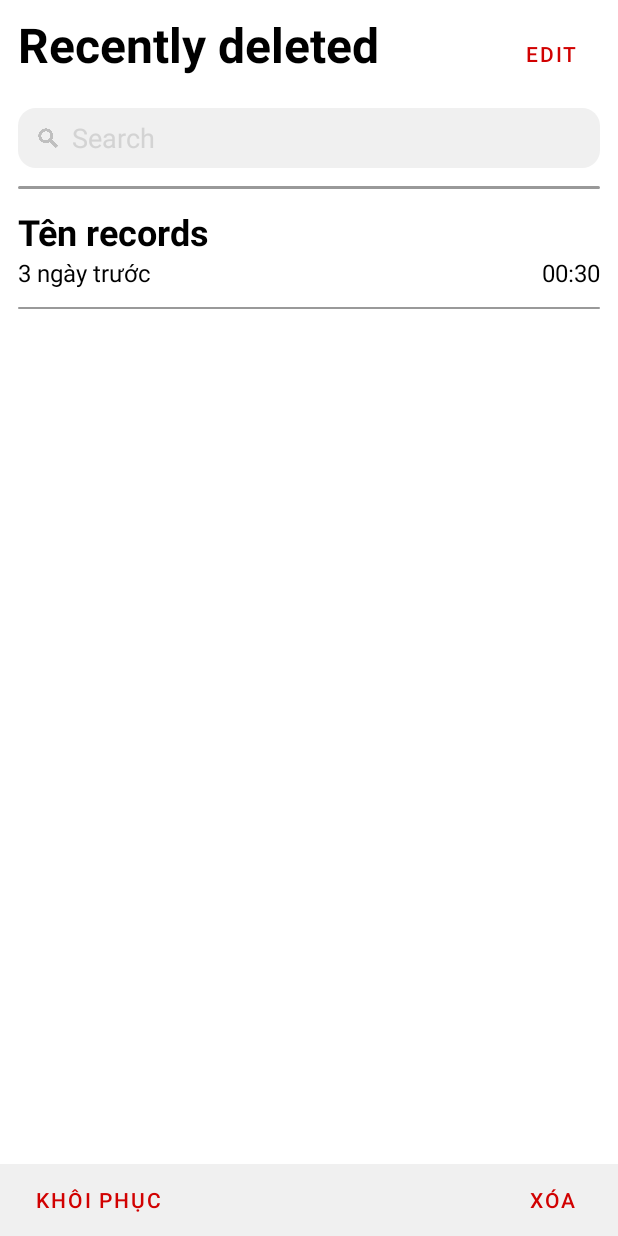
After one commit to finn-cg/VoiceRecorder, an Android app: the layout activity_deleted_records.xml on its own in the app's theme, with its tools: preview values and no code run, on a phone screen of 412 x 824 dp. The commit adds this screen. Run offline under Robolectric (Android 15) with nearby library versions, the phone set to English and light mode, and no system bars.

Commit message:
recently deleted layout

```diff
--- /dev/null
+++ b/app/src/main/java/finn/academic/voicerecorder/DeletedRecordsActivity.java
@@ -0,0 +1,14 @@
+package finn.academic.voicerecorder;
+
+import androidx.appcompat.app.AppCompatActivity;
+
+import android.os.Bundle;
+
+public class DeletedRecordsActivity extends AppCompatActivity {
+
+    @Override
+    protected void onCreate(Bundle savedInstanceState) {
+        super.onCreate(savedInstanceState);
+        setContentView(R.layout.activity_deleted_records);
+    }
+}
--- a/app/src/main/java/finn/academic/voicerecorder/MainActivity.java
+++ b/app/src/main/java/finn/academic/voicerecorder/MainActivity.java
@@ -45,7 +45,6 @@ public class MainActivity extends Activity implements View.OnClickListener {
 
         adapter = new FolderAdapter(MainActivity.this, folders, viewHolders);
         folderRecyclerView.setAdapter(adapter);
-        folderRecyclerView.setLayoutFrozen(false);
 
         allRecords.setOnClickListener(this);
         recentlyDeleted.setOnClickListener(this);
@@ -54,15 +53,18 @@ public class MainActivity extends Activity implements View.OnClickListener {
         selectBtn.setOnClickListener(new View.OnClickListener() {
             @Override
             public void onClick(View view) {
-                if (selectBtn.getText().equals(getResources().getString(R.string.edit))) {
-                    selectBtn.setText(getResources().getString(R.string.delete));
+                String txt = (String) selectBtn.getText();
+                if (txt.equals(getResources().getString(R.string.edit))) {
+                    setSelectButton();
                     selectAllLayout.setVisibility(View.VISIBLE);
                     selectAllLayout.startAnimation(AnimationUtils.loadAnimation(MainActivity.this, R.anim.select_all_enter));
                     adapter.showAllSelecting();
-                } else {
+                } else if (txt.equals(getResources().getString(R.string.cancel))) {
                     selectBtn.setText(getResources().getString(R.string.edit));
                     selectAllLayout.setVisibility(View.GONE);
                     adapter.hideAllSelecting();
+                } else {
+
                 }
             }
         });
@@ -79,6 +81,16 @@ public class MainActivity extends Activity implements View.OnClickListener {
                 }
             }
         });
+    }
+
+    public void setSelectButton() {
+        for (Folder folder : folders) {
+            if (folder.getSelected()) {
+                selectBtn.setText(getResources().getString(R.string.delete));
+                return;
+            }
+        }
+        selectBtn.setText(getResources().getString(R.string.cancel));
     }
 
     private void SetUp() {
@@ -111,7 +123,7 @@ public class MainActivity extends Activity implements View.OnClickListener {
         if (allRecords.equals(view)) {
             goToMainStream();
         } else if (recentlyDeleted.equals(view)) {
-            Toast.makeText(this, "Go to recently deleted", Toast.LENGTH_SHORT).show();
+            goToRecentlyDelete();
         } else if (addAFolder.equals(view)) {
             showAddFolderDialog();
         }
@@ -119,6 +131,10 @@ public class MainActivity extends Activity implements View.OnClickListener {
 
     private void goToMainStream() {
         startActivity(new Intent(MainActivity.this, MainStream.class));
+    }
+
+    private void goToRecentlyDelete() {
+        startActivity(new Intent(MainActivity.this, DeletedRecordsActivity.class));
     }
 
     private void showAddFolderDialog() {
--- a/app/src/main/java/finn/academic/voicerecorder/adapter/FolderAdapter.java
+++ b/app/src/main/java/finn/academic/voicerecorder/adapter/FolderAdapter.java
@@ -1,5 +1,6 @@
 package finn.academic.voicerecorder.adapter;
 
+import android.app.Activity;
 import android.app.Dialog;
 import android.content.Context;
 import android.content.Intent;
@@ -10,6 +11,7 @@ import android.view.animation.Animation;
 import android.view.animation.AnimationUtils;
 import android.widget.Button;
 import android.widget.CheckBox;
+import android.widget.CompoundButton;
 import android.widget.EditText;
 import android.widget.ImageView;
 import android.widget.LinearLayout;
@@ -65,6 +67,22 @@ public class FolderAdapter extends RecyclerView.Adapter<FolderAdapter.ViewHolder
         } else {
             holder.uncheckBox();
         }
+
+        holder.selectBox.setOnCheckedChangeListener(new CompoundButton.OnCheckedChangeListener() {
+            @Override
+            public void onCheckedChanged(CompoundButton compoundButton, boolean b) {
+                folder.setSelected(b);
+
+                Button selectBtn = ((Activity) context).findViewById(R.id.select_button);
+                for (Folder f : folders) {
+                    if (f.getSelected()) {
+                        selectBtn.setText(context.getResources().getString(R.string.delete));
+                        return;
+                    }
+                }
+                selectBtn.setText(context.getResources().getString(R.string.cancel));
+            }
+        });
     }
 
     @Override
--- /dev/null
+++ b/app/src/main/java/finn/academic/voicerecorder/adapter/RecordAdapter.java
@@ -0,0 +1,77 @@
+package finn.academic.voicerecorder.adapter;
+
+import android.app.Dialog;
+import android.content.Context;
+import android.content.Intent;
+import android.view.LayoutInflater;
+import android.view.View;
+import android.view.ViewGroup;
+import android.view.animation.Animation;
+import android.view.animation.AnimationUtils;
+import android.widget.Button;
+import android.widget.CheckBox;
+import android.widget.EditText;
+import android.widget.ImageView;
+import android.widget.LinearLayout;
+import android.widget.RelativeLayout;
+import android.widget.TextView;
+import android.widget.Toast;
+
+import androidx.annotation.NonNull;
+import androidx.recyclerview.widget.RecyclerView;
+
+import java.util.ArrayList;
+
+import finn.academic.voicerecorder.MainStream;
+import finn.academic.voicerecorder.R;
+import finn.academic.voicerecorder.model.Folder;
+import finn.academic.voicerecorder.model.Record;
+
+public class RecordAdapter extends RecyclerView.Adapter<RecordAdapter.ViewHolder> {
+    private Context context;
+    private ArrayList<Record> records;
+    private ArrayList<FolderAdapter.ViewHolder> viewHolders;
+
+    public RecordAdapter(Context context, ArrayList<Record> records, ArrayList<FolderAdapter.ViewHolder> viewHolders) {
+        this.context = context;
+        this.records = records;
+        this.viewHolders = viewHolders;
+    }
+
+    @NonNull
+    @Override
+    public ViewHolder onCreateViewHolder(@NonNull ViewGroup parent, int viewType) {
+        return new ViewHolder(
+                LayoutInflater.from(context)
+                        .inflate(R.layout.custom_recyclerview_for_records,
+                                parent, false)
+        );
+    }
+
+    @Override
+    public void onBindViewHolder(@NonNull ViewHolder holder, int position) {
+        Record record = records.get(position);
+        holder.nameRecord.setText(record.getName());
+        holder.timeRecord.setText(String.valueOf(record.timeAgo()));
+        holder.durationRecord.setText(String.valueOf(record.duration()));
+    }
+
+    @Override
+    public int getItemCount() {
+        return records.size();
+    }
+
+    public class ViewHolder extends RecyclerView.ViewHolder {
+        TextView nameRecord;
+        TextView timeRecord;
+        TextView durationRecord;
+
+        public ViewHolder(@NonNull View recordView) {
+            super(recordView);
+
+            nameRecord = recordView.findViewById(R.id.nameRecord);
+            timeRecord = recordView.findViewById(R.id.timeRecord);
+            durationRecord = recordView.findViewById(R.id.durationRecord);
+        }
+    }
+}
--- /dev/null
+++ b/app/src/main/res/drawable/custom_search_bar.xml
@@ -0,0 +1,9 @@
+<?xml version="1.0" encoding="utf-8"?>
+<shape xmlns:android="http://schemas.android.com/apk/res/android"
+    android:shape="rectangle">
+
+    <solid android:color="@color/main_theme"/>
+
+    <corners android:radius="12dp"/>
+
+</shape>
--- /dev/null
+++ b/app/src/main/res/layout/activity_deleted_records.xml
@@ -0,0 +1,113 @@
+<?xml version="1.0" encoding="utf-8"?>
+<RelativeLayout
+    android:layout_width="match_parent"
+    android:layout_height="match_parent"
+    android:background="@color/white"
+    xmlns:app="http://schemas.android.com/apk/res-auto"
+    xmlns:tools="http://schemas.android.com/tools"
+    xmlns:android="http://schemas.android.com/apk/res/android">
+
+    <LinearLayout
+        android:id="@+id/mainDeleteLayout"
+        android:layout_width="fill_parent"
+        android:layout_height="wrap_content"
+        android:orientation="vertical"
+        android:layout_alignParentTop="true">
+
+        <RelativeLayout
+            android:layout_width="fill_parent"
+            android:layout_height="60dp"
+            android:layout_marginRight="12dp"
+            android:layout_marginLeft="12dp"
+            android:paddingTop="8dp">
+
+            <TextView
+                android:id="@+id/actionName"
+                android:layout_width="wrap_content"
+                android:layout_height="wrap_content"
+                android:layout_alignParentLeft="true"
+                android:text="@string/recently_deleted"
+                android:textColor="@color/black"
+                android:textSize="32dp"
+                android:textStyle="bold" />
+
+            <Button
+                android:layout_width="wrap_content"
+                android:layout_height="wrap_content"
+                android:text="@string/edit"
+                android:textColor="@color/light_red"
+                android:background="@android:color/transparent"
+                android:textAlignment="textEnd"
+                android:layout_alignParentRight="true"
+                android:layout_alignParentBottom="true"/>
+
+        </RelativeLayout>
+
+        <LinearLayout
+            android:layout_width="fill_parent"
+            android:layout_height="wrap_content"
+            android:orientation="horizontal"
+            android:background="@drawable/custom_search_bar"
+            android:layout_margin="12dp"
+            android:padding="4dp">
+
+            <ImageView
+                android:layout_width="32dp"
+                android:layout_height="32dp"
+                android:src="@drawable/search"
+                android:padding="8dp"/>
+
+            <EditText
+                android:layout_width="fill_parent"
+                android:layout_height="32dp"
+                android:background="@android:color/transparent"
+                android:hint="Search"
+                android:textColorHint="@color/grey"/>
+
+        </LinearLayout>
+
+        <View
+            android:layout_width="match_parent"
+            android:layout_height="2dp"
+            android:layout_marginLeft="12dp"
+            android:layout_marginRight="12dp"
+            android:background="@drawable/underline" />
+
+        <androidx.recyclerview.widget.RecyclerView
+            android:id="@+id/recentlyDeletedRecyclerView"
+            android:layout_width="fill_parent"
+            android:layout_height="fill_parent"
+            android:layout_weight=".90"
+            app:layoutManager="androidx.recyclerview.widget.LinearLayoutManager"
+            tools:listitem="@layout/custom_recyclerview_for_records"/>
+
+    </LinearLayout>
+
+    <RelativeLayout
+        android:id="@+id/deleteUtilsLayout"
+        android:layout_width="fill_parent"
+        android:layout_height="wrap_content"
+        android:layout_alignParentBottom="true"
+        android:background="@color/main_theme">
+
+        <Button
+            android:layout_width="wrap_content"
+            android:layout_height="wrap_content"
+            android:layout_alignParentLeft="true"
+            android:background="@android:color/transparent"
+            android:text="Khôi phục"
+            android:textColor="@color/light_red"
+            android:paddingLeft="24dp"
+            android:paddingRight="24dp"/>
+
+        <Button
+            android:layout_width="wrap_content"
+            android:layout_height="wrap_content"
+            android:text="Xóa"
+            android:textColor="@color/light_red"
+            android:background="@android:color/transparent"
+            android:layout_alignParentRight="true"/>
+
+    </RelativeLayout>
+
+</RelativeLayout>
--- /dev/null
+++ b/app/src/main/res/layout/custom_recyclerview_for_records.xml
@@ -0,0 +1,55 @@
+<?xml version="1.0" encoding="utf-8"?>
+<LinearLayout
+    xmlns:android="http://schemas.android.com/apk/res/android"
+    android:layout_width="match_parent"
+    android:background="@color/white"
+    android:layout_height="match_parent"
+    android:orientation="vertical">
+
+    <TextView
+        android:id="@+id/nameRecord"
+        android:layout_width="wrap_content"
+        android:layout_height="wrap_content"
+        android:text="Tên records"
+        android:textSize="24dp"
+        android:textStyle="bold"
+        android:textColor="@color/black"
+        android:layout_marginRight="12dp"
+        android:layout_marginLeft="12dp"
+        android:layout_marginTop="12dp"/>
+
+    <RelativeLayout
+        android:layout_width="fill_parent"
+        android:layout_height="wrap_content"
+        android:layout_marginLeft="12dp"
+        android:layout_marginRight="12dp">
+
+        <TextView
+            android:id="@+id/timeRecord"
+            android:layout_width="wrap_content"
+            android:layout_height="wrap_content"
+            android:layout_alignParentLeft="true"
+            android:text="3 ngày trước"
+            android:textColor="@color/black"
+            android:textSize="16dp" />
+
+        <TextView
+            android:id="@+id/durationRecord"
+            android:layout_width="wrap_content"
+            android:layout_height="wrap_content"
+            android:layout_alignParentRight="true"
+            android:text="00:30"
+            android:textColor="@color/black"
+            android:textSize="16dp" />
+
+    </RelativeLayout>
+
+    <View
+        android:layout_width="match_parent"
+        android:layout_height="1dp"
+        android:layout_marginLeft="12dp"
+        android:layout_marginRight="12dp"
+        android:layout_marginTop="12dp"
+        android:background="@drawable/underline" />
+
+</LinearLayout>
--- a/app/src/main/res/layout/custom_recyclerview_in_main.xml
+++ b/app/src/main/res/layout/custom_recyclerview_in_main.xml
@@ -87,7 +87,8 @@
                     android:textColor="@color/black"
                     android:focusable="false"
                     android:clickable="false"
-                    android:focusableInTouchMode="false"/>
+                    android:focusableInTouchMode="false"
+                    android:textAlignment="textStart"/>
 
             </LinearLayout>
 
```
Also changed, not shown: app/src/main/AndroidManifest.xml (+7 -2 lines), app/src/main/res/drawable/search.png (added), app/src/main/res/values/strings.xml (line endings or trailing spaces).
